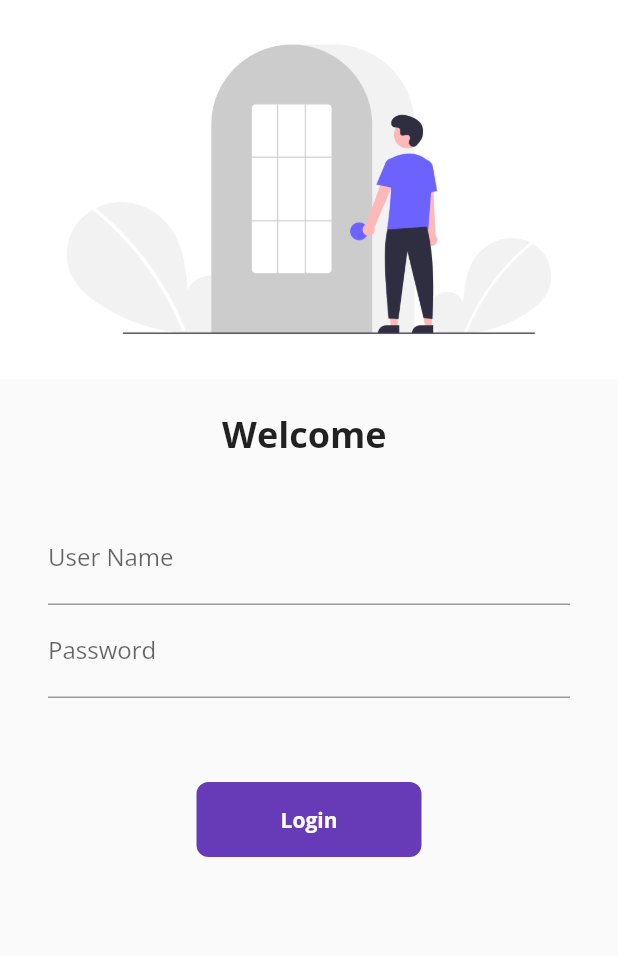
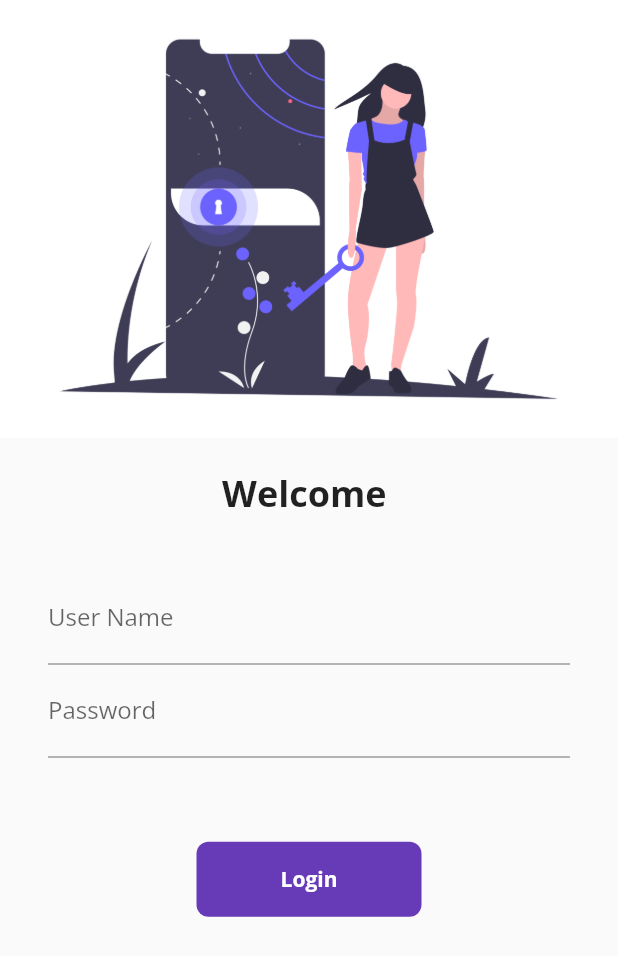
Before and after one commit to khobragadenitin/FlutterCatlog, a Flutter app: the screen it shows after launch, on a phone screen of 412 x 824 dp. Shown: the top 956 px of the screen. Run offline on Flutter 3.47's test engine with Material 2 defaults, Android fonts, the phone set to English and light mode, and no system bars; our stand-ins replace google_fonts.

Commit message:
Day 8 Complete

```diff
--- a/lib/main.dart
+++ b/lib/main.dart
@@ -15,9 +15,9 @@ class MyApp extends StatelessWidget {
     bringVegitable();
     return MaterialApp(
       themeMode: ThemeMode.light,
+
       theme: ThemeData(
         primarySwatch: Colors.purple,
-        primaryTextTheme: GoogleFonts.latoTextTheme(),
         fontFamily: GoogleFonts.openSans().fontFamily
         ),
       darkTheme: ThemeData(
--- a/lib/pages/login_page.dart
+++ b/lib/pages/login_page.dart
@@ -7,76 +7,112 @@ class LoginPage extends StatefulWidget {
 }
 
 class _LoginPageState extends State<LoginPage> {
+  moveToHome(BuildContext context) async {
+    if (_formKey.currentState.validate()) {
+      setState(() {
+      changeButton = true;
+    });
+    await Future.delayed(Duration(seconds: 1));
+    await Navigator.pushNamed(context, MyRoutes.homeRoute);
+    setState(() {
+      changeButton = false;
+    });
+    }
+
+  }
+
   String name = "";
   bool changeButton = false;
+
+  final _formKey = GlobalKey<FormState>();
   @override
   Widget build(BuildContext context) {
     return Material(
       child: SingleChildScrollView(
+        child: Form(
+          key: _formKey,
           child: Column(
             children: [
-            Image.asset("images/login_img.png",fit: BoxFit.cover,),
-            SizedBox(height: 20.0,),
-            Text("Welcome $name",style: TextStyle(
-              fontSize: 24,
-              fontWeight: FontWeight.bold
-            ),),
-            SizedBox(height: 20.0,),
+              Image.asset(
+                "images/login_one.png",
+                fit: BoxFit.cover,
+              ),
+              SizedBox(
+                height: 20.0,
+              ),
+              Text(
+                "Welcome $name",
+                style: TextStyle(fontSize: 24, fontWeight: FontWeight.bold),
+              ),
+              SizedBox(
+                height: 20.0,
+              ),
               Padding(
-              padding: const EdgeInsets.symmetric(vertical: 16.0, horizontal: 32.0),
+                padding: const EdgeInsets.symmetric(
+                    vertical: 16.0, horizontal: 32.0),
                 child: Column(
                   children: [
                     TextFormField(
                       decoration: InputDecoration(
-                  hintText: "Enter Username",
-                  labelText: "User Name"
-                ),
-                onChanged: (value){
+                          hintText: "Enter Username", labelText: "User Name"),
+                      onChanged: (value) {
                         print("$value");
                         name = value;
 
                         setState(() {});
                       },
+                      validator: (value) {
+                        if (value.isEmpty) {
+                          return "Username should Not be Empty";
+                        }
+                        return null;
+                      },
                     ),
                     TextFormField(
                       obscureText: true,
                       decoration: InputDecoration(
-                  hintText: "Enter Password",
-                  labelText: "Password"
-                ),
-
+                          hintText: "Enter Password", labelText: "Password"),
+                      validator: (value) {
+                        if (value.length < 6) {
+                          return "Password must be 6 Digit";
+                        }
+                        return null;
+                      },
                     )
                   ],
                 ),
               ),
-            SizedBox(height: 40.0,),
+              SizedBox(
+                height: 40.0,
+              ),
               InkWell(
-              onTap: () async {
-                setState(() {
-                  changeButton = true;
-                });
-                await Future.delayed(Duration(seconds: 1));
-                Navigator.pushNamed(context, MyRoutes.homeRoute);
-              },
-
+                splashColor: Colors.red,
+                onTap: () => moveToHome(context),
                 child: AnimatedContainer(
                   duration: Duration(seconds: 1),
-                width: changeButton?50:150,
+                  width: changeButton ? 50 : 150,
                   height: 50,
                   alignment: Alignment.center,
-                child: changeButton? Icon(Icons.done):Text("Login",
-                style: TextStyle(color: Colors.white, fontWeight: FontWeight.bold, fontSize: 14),),
+                  child: changeButton
+                      ? Icon(Icons.done)
+                      : Text(
+                          "Login",
+                          style: TextStyle(
+                              color: Colors.white,
+                              fontWeight: FontWeight.bold,
+                              fontSize: 14),
+                        ),
                   decoration: BoxDecoration(
                       color: Colors.deepPurple,
-                  borderRadius: changeButton?BorderRadius.circular(50): BorderRadius.circular(8)
-
-                ),
+                      borderRadius: changeButton
+                          ? BorderRadius.circular(50)
+                          : BorderRadius.circular(8)),
                 ),
               )
             ],
           ),
         ),
-
+      ),
     );
   }
 }
--- a/pubspec.yaml
+++ b/pubspec.yaml
@@ -47,7 +47,7 @@ flutter:
 
   # To add assets to your application, add an assets section, like this:
   assets:
-    - images/login_img.png
+    - images/
   #   - images/a_dot_ham.jpeg
 
   # An image asset can refer to one or more resolution-specific "variants", see
```
Also changed, not shown: images/login_one.png (added). Lines whose indentation alone changed are shown as unchanged.
